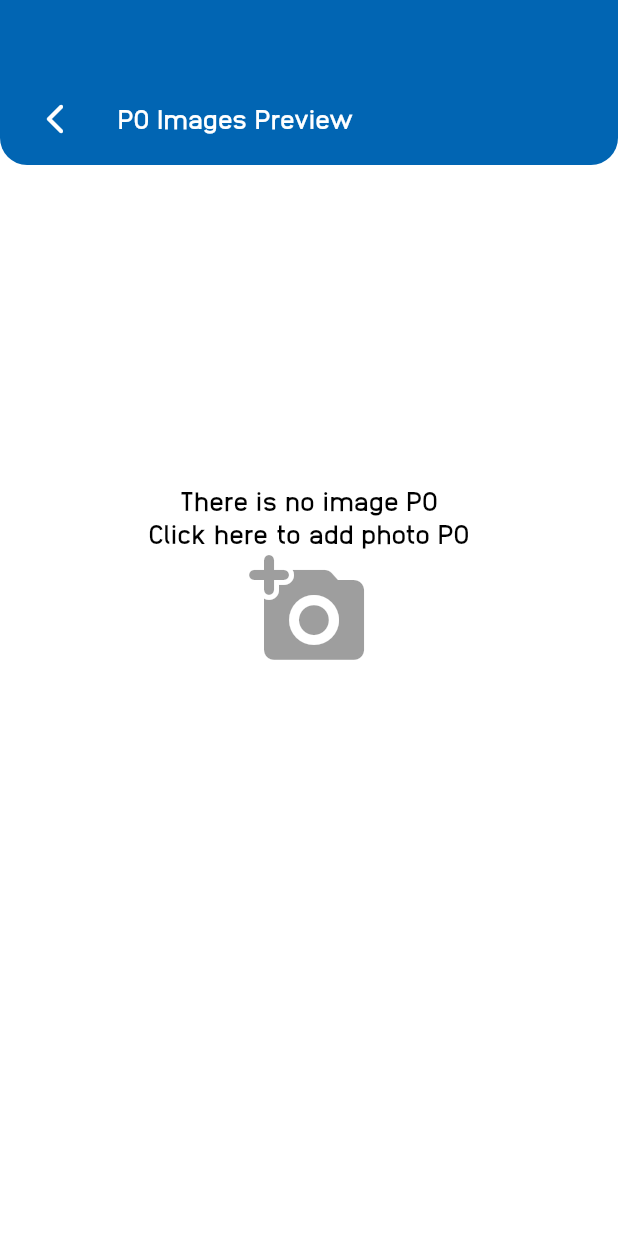
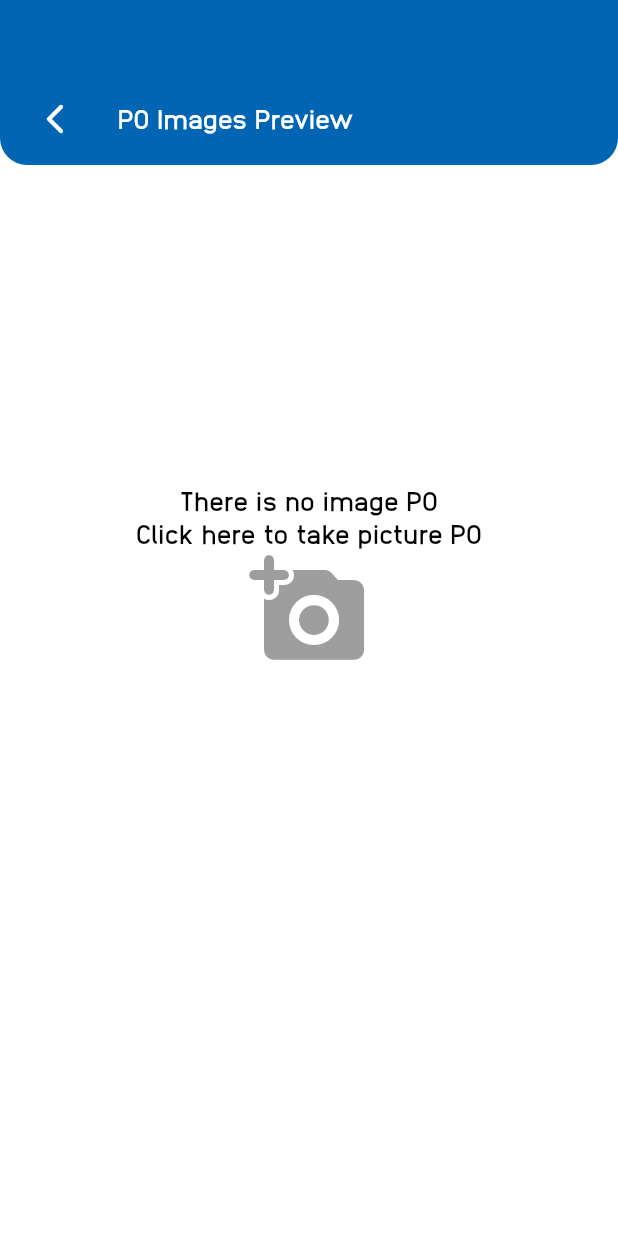
Before and after one commit to dhimaspp/smartwarehouse_ocr_rfid, a Flutter app: the ImagesPages screen opened directly, on a phone screen of 412 x 824 dp. Run offline on Flutter 3.47's test engine with Material 2 defaults, Android fonts, the phone set to English and light mode, and no system bars; our stand-ins replace dio, flutter_bluetooth_serial, flutter_redux, flutter_slidable, flutter_spinkit, image_picker and 4 more; missing offline and left inert: crop_your_image, google_ml_kit, input_with_keyboard_control; accounts and stored records are empty.

Commit message:
Images Preview Page

```diff
--- a/lib/screens/home_screen/ocr_screen/images_page.dart
+++ b/lib/screens/home_screen/ocr_screen/images_page.dart
@@ -142,7 +142,7 @@ class _ImagesPagesState extends State<ImagesPages> {
                           mainAxisAlignment: MainAxisAlignment.center,
                           children: [
                             Text(
-                                'There is no image PO\nClick here to add photo PO',
+                                'There is no image PO\nClick here to take picture PO',
                                 textAlign: TextAlign.center,
                                 style: textInputDecoration.labelStyle.copyWith(
                                     fontWeight: FontWeight.w800,
```
